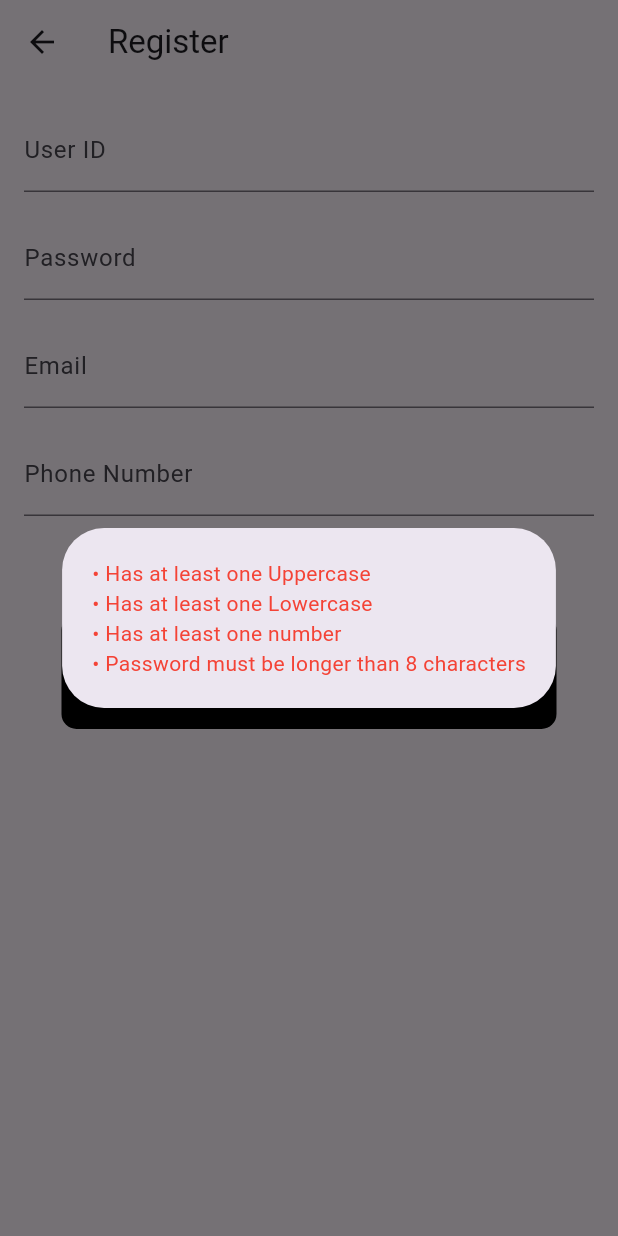
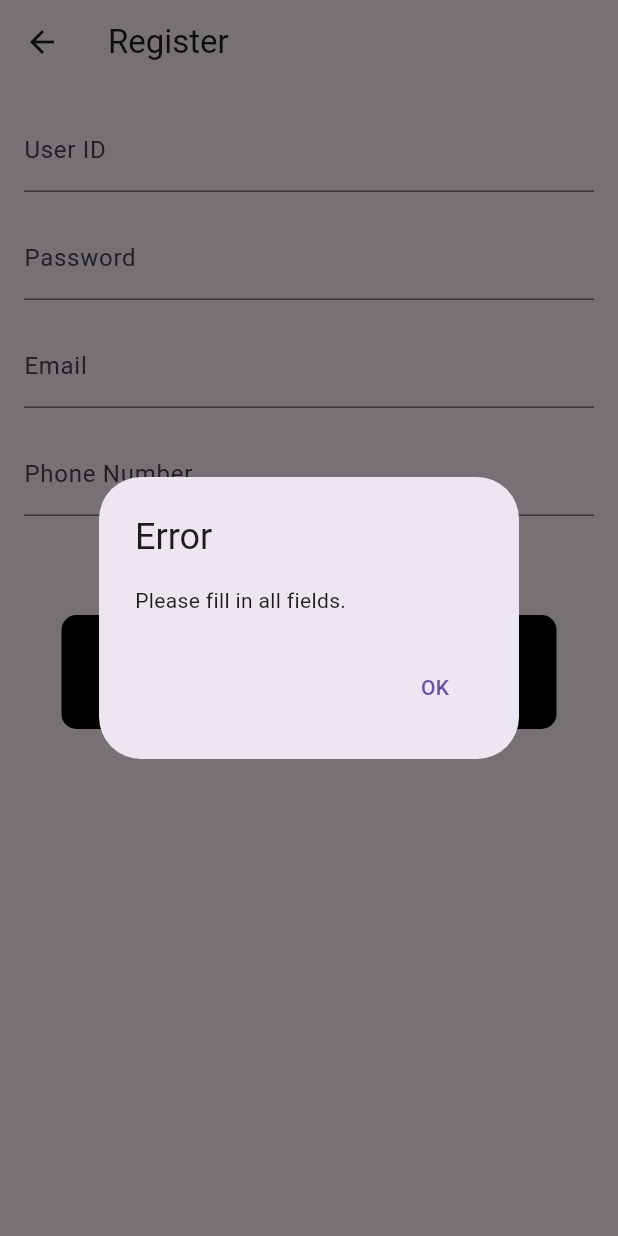
Before and after one commit to fyp-team-try/IVE-FYP-Phone, a Flutter app: the RegisterPage screen opened by its route, after a tap on "Register", on a phone screen of 412 x 824 dp. Run offline on Flutter 3.47's test engine with Material 3 defaults, Android fonts, the phone set to English and light mode, and no system bars; our stand-ins replace flutter_dotenv, flutter_secure_storage; missing offline and left inert: flutterflow_ui; accounts and stored records are empty.

Commit message:
Register empty input field reminder

```diff
--- a/lib/Screens/FunctionPageWidget.dart
+++ b/lib/Screens/FunctionPageWidget.dart
@@ -65,9 +65,7 @@ class _FunctionPageWidgetState extends State<FunctionPageWidget> {
                   mainAxisSize: MainAxisSize.max,
                   children: [
                     FunctionPageButton(
-                        onTap: () {
-                          Navigator.pushNamed(context, '/home');
-                        },
+                        onTap: () => testOnTap(),
                         text: "booking",
                         imagePath: "assets/images/booking.png"),
                     FunctionPageButton(
@@ -94,7 +92,7 @@ class _FunctionPageWidgetState extends State<FunctionPageWidget> {
                         text: "Payment",
                         imagePath: "assets/images/payment.png"),
                     FunctionPageButton(
-                        onTap: () => testOnTap(),
+                        onTap: (){Navigator.pushNamed(context, "/home");},
                         text: "Setting",
                         imagePath: "assets/images/settings.png"),
                   ],
--- a/lib/Screens/register.dart
+++ b/lib/Screens/register.dart
@@ -26,6 +26,7 @@ class _RegisterPageState extends State<RegisterPage> {
     bool inputIsValid = validateInputs(userID, password, email, phoneNumber);
 
     if (inputIsValid) {
+      print('Test');
       showDialog(
         context: context,
         builder: (BuildContext context) {
@@ -70,6 +71,27 @@ class _RegisterPageState extends State<RegisterPage> {
         hasNumber &&
         (password.length >= minLength);
 
+    if (inputsIsEmpty) {
+      showDialog(
+        context: context,
+        builder: (BuildContext context) {
+          return AlertDialog(
+            title: Text('Error'),
+            content: Text('Please fill in all fields.'),
+            actions: [
+              TextButton(
+                onPressed: () {
+                  Navigator.pop(context);
+                },
+                child: Text('OK'),
+              ),
+            ],
+          );
+        },
+      );
+      return false;
+    }
+
     if (!isValid) {
       showDialog(
           context: context,
@@ -81,6 +103,9 @@ class _RegisterPageState extends State<RegisterPage> {
                   crossAxisAlignment: CrossAxisAlignment.start,
                   mainAxisSize: MainAxisSize.min,
                   children: [
+                    Text(
+                      "Password requirement:",
+                    ),
                     Text(
                       "• Has at least one Uppercase",
                       style: TextStyle(
```
